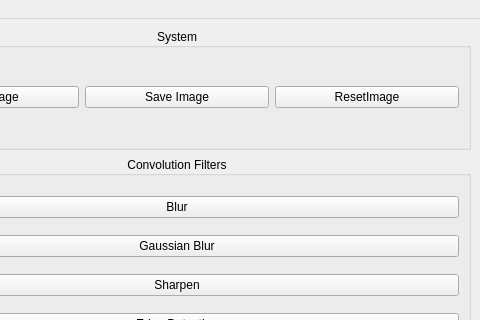
Qt form mainwindow.ui (mvishiu11/ImageFilteringApp) before a commit; both pictures show x 720 to 1200 and y 0 to 320 of the 1200 by 800 pixel window.
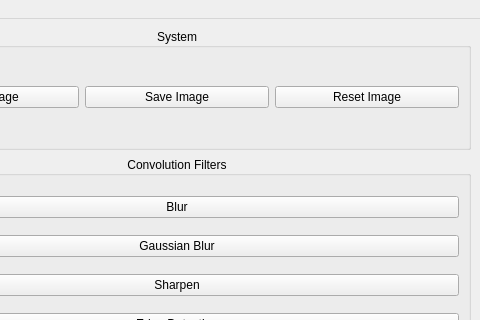
The same form after that commit. Icons and pictures are not drawn.

What changed in the file:
```diff
--- a/mainwindow.ui
+++ b/mainwindow.ui
@@ -41,7 +41,7 @@
        <item row="0" column="2">
         <widget class="QPushButton" name="btnReset">
          <property name="text">
-          <string>ResetImage</string>
+          <string>Reset Image</string>
          </property>
         </widget>
        </item>
```
